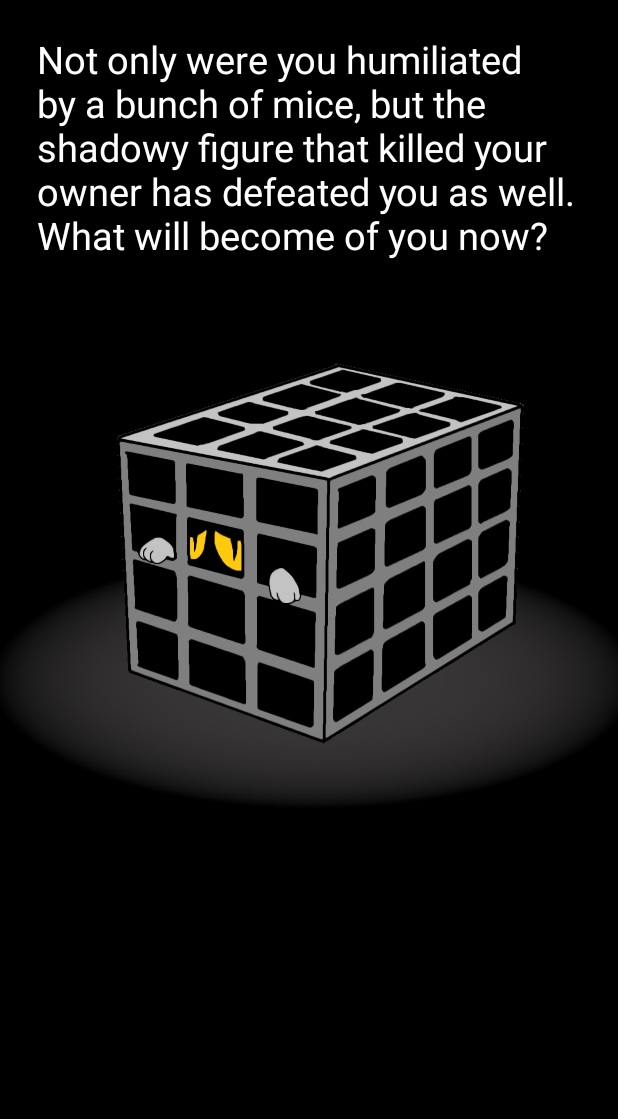
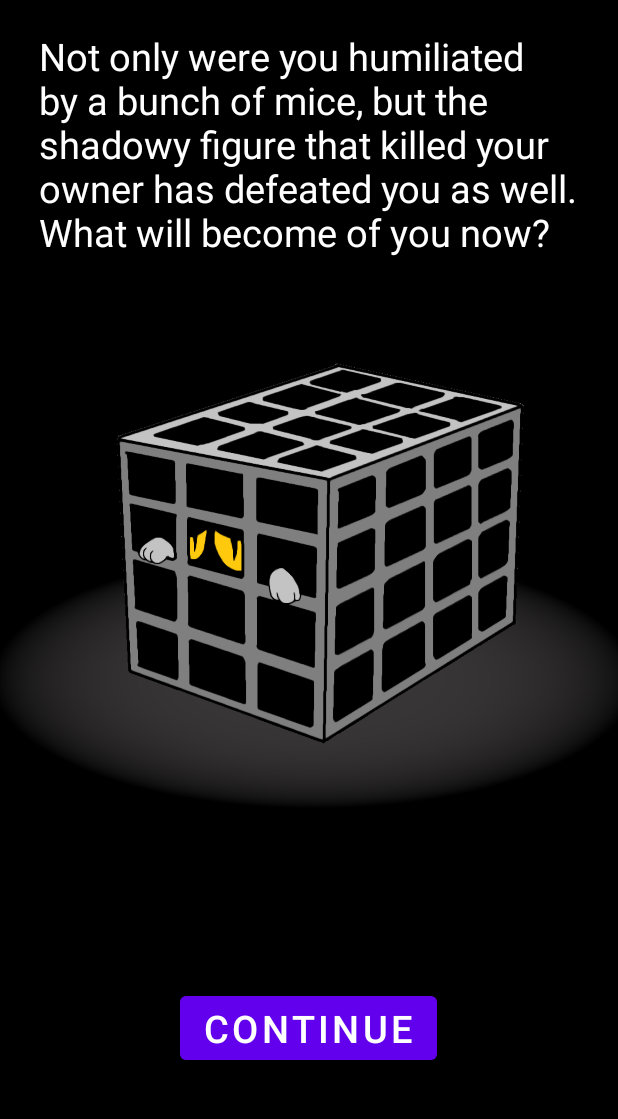
Before and after one commit to jmai136/Mobile-app-development-Capstone-Collab-Project, an Android app: the BadEnding screen opened directly, with no data from a screen before it, on a phone screen of 412 x 824 dp, the part 84-1203 px from its top. Run offline under Robolectric (Android 15) with nearby library versions, the phone set to English and light mode, and no system bars.

Commit message:
updated activity_bad_ending.xml

```diff
--- a/app/src/main/res/layout/activity_bad_ending.xml
+++ b/app/src/main/res/layout/activity_bad_ending.xml
@@ -16,12 +16,22 @@
 
     <TextView
         android:id="@+id/bEnding"
-        android:layout_width="362dp"
+        android:layout_width="360dp"
         android:layout_height="wrap_content"
         android:layout_alignParentTop="true"
         android:layout_centerHorizontal="true"
-        android:layout_marginTop="22dp"
+        android:layout_marginTop="20dp"
         android:text="@string/bEnding"
         android:textColor="@color/white"
         android:textSize="25sp" />
+
+    <Button
+        android:id="@+id/btnCon"
+        android:layout_width="wrap_content"
+        android:layout_height="wrap_content"
+        android:layout_alignParentBottom="true"
+        android:layout_centerHorizontal="true"
+        android:layout_marginBottom="55dp"
+        android:text="@string/btnCon"
+        android:textSize="25sp" />
 </RelativeLayout>
```
